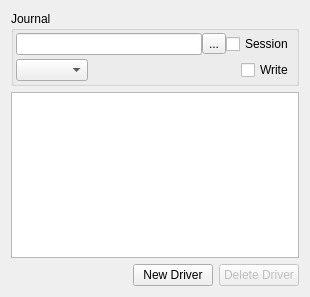
Above: kame/forms/drivertool.ui from northriv/KAME before the change. Below: the same form after it.
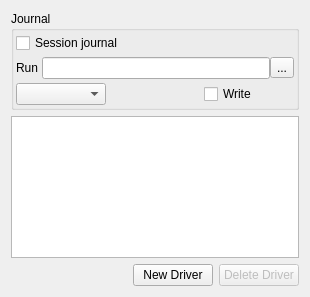
That is the form after the change.

Commit message: ui: the Journal pane says two things, so it has two parts

The edit to the form file:
```diff
--- a/kame/forms/drivertool.ui
+++ b/kame/forms/drivertool.ui
@@ -41,11 +41,54 @@
       <property name="bottomMargin">
        <number>2</number>
       </property>
+      <item>
+       <layout class="QHBoxLayout" name="horizontalLayout_journalsession">
+        <property name="spacing">
+         <number>4</number>
+        </property>
+        <item>
+         <widget class="QCheckBox" name="m_ckbSessionJournal">
+          <property name="toolTip">
+           <string>Journal every session to KAME's own directory, whether or not a run is being recorded.</string>
+          </property>
+          <property name="text">
+           <string>Session journal</string>
+          </property>
+         </widget>
+        </item>
+        <item>
+         <widget class="QLabel" name="m_lblSessionFile">
+          <property name="sizePolicy">
+           <sizepolicy hsizetype="Ignored" vsizetype="Fixed">
+            <horstretch>0</horstretch>
+            <verstretch>0</verstretch>
+           </sizepolicy>
+          </property>
+          <property name="alignment">
+           <set>Qt::AlignRight|Qt::AlignVCenter</set>
+          </property>
+          <property name="textInteractionFlags">
+           <set>Qt::TextSelectableByMouse</set>
+          </property>
+          <property name="text">
+           <string/>
+          </property>
+         </widget>
+        </item>
+       </layout>
+      </item>
       <item>
        <layout class="QHBoxLayout" name="horizontalLayout_journalfile">
         <property name="spacing">
          <number>0</number>
         </property>
+        <item>
+         <widget class="QLabel" name="textLabelRun">
+          <property name="text">
+           <string>Run </string>
+          </property>
+         </widget>
+        </item>
         <item>
          <widget class="QLineEdit" name="m_edJournal"/>
         </item>
@@ -56,16 +99,6 @@
           </property>
          </widget>
         </item>
-        <item>
-         <widget class="QCheckBox" name="m_ckbSessionJournal">
-          <property name="toolTip">
-           <string>Journal every session to KAME's own directory, whether or not a run is being recorded.</string>
-          </property>
-          <property name="text">
-           <string>Session</string>
-          </property>
-         </widget>
-        </item>
        </layout>
       </item>
       <item>
@@ -89,7 +122,7 @@
            <string>What this run is producing per second, and in total. The files on disk are smaller: both the journal and the raw stream are gzip.</string>
           </property>
           <property name="sizePolicy">
-           <sizepolicy hsizetype="Expanding" vsizetype="Fixed">
+           <sizepolicy hsizetype="Ignored" vsizetype="Fixed">
             <horstretch>0</horstretch>
             <verstretch>0</verstretch>
            </sizepolicy>
```
Left out of the diff: 2 changed lines with no effect on the pictures. The commit also changes 5 other files.
